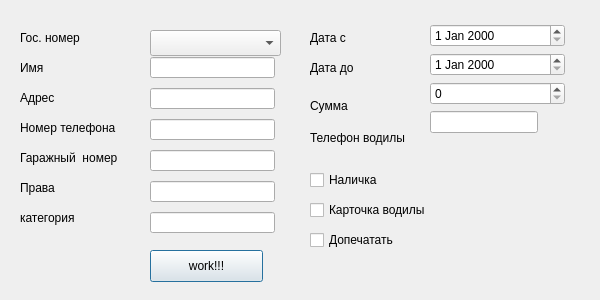
KashN9sh/Ya-taxi-way2pdf, file product_scraper/product_scraper/spiders/putevka.ui: the form before one commit.
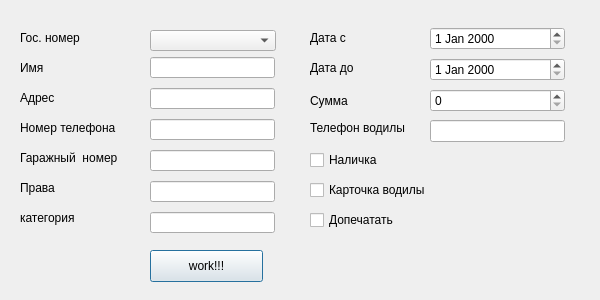
The form after the commit.

Patch:
```diff
--- a/product_scraper/product_scraper/spiders/putevka.ui
+++ b/product_scraper/product_scraper/spiders/putevka.ui
@@ -221,7 +221,7 @@
      <x>310</x>
      <y>90</y>
      <width>60</width>
-     <height>31</height>
+     <height>21</height>
     </rect>
    </property>
    <property name="text">
@@ -232,7 +232,7 @@
    <property name="geometry">
     <rect>
      <x>310</x>
-     <y>130</y>
+     <y>120</y>
      <width>111</width>
      <height>16</height>
     </rect>
@@ -245,7 +245,7 @@
    <property name="geometry">
     <rect>
      <x>310</x>
-     <y>200</y>
+     <y>180</y>
      <width>141</width>
      <height>20</height>
     </rect>
@@ -254,20 +254,59 @@
     <string>Карточка водилы</string>
    </property>
   </widget>
-  <widget class="QWidget" name="layoutWidget">
+  <widget class="QCheckBox" name="checkBoxNalichka">
+   <property name="geometry">
+    <rect>
+     <x>310</x>
+     <y>150</y>
+     <width>141</width>
+     <height>20</height>
+    </rect>
+   </property>
+   <property name="text">
+    <string>Наличка</string>
+   </property>
+  </widget>
+  <widget class="QComboBox" name="gosNum">
+   <property name="geometry">
+    <rect>
+     <x>150</x>
+     <y>30</y>
+     <width>126</width>
+     <height>21</height>
+    </rect>
+   </property>
+  </widget>
+  <widget class="QCheckBox" name="checkBoxPlusPrint">
+   <property name="geometry">
+    <rect>
+     <x>310</x>
+     <y>210</y>
+     <width>141</width>
+     <height>20</height>
+    </rect>
+   </property>
+   <property name="text">
+    <string>Допечатать</string>
+   </property>
+  </widget>
+  <widget class="QWidget" name="">
    <property name="geometry">
     <rect>
      <x>430</x>
-     <y>24</y>
+     <y>25</y>
      <width>135</width>
-     <height>131</height>
+     <height>121</height>
     </rect>
    </property>
-   <layout class="QFormLayout" name="formLayout">
-    <item row="3" column="0">
-     <widget class="QLineEdit" name="lineEditPhoneOfVodila"/>
+   <layout class="QVBoxLayout" name="verticalLayout">
+    <item>
+     <widget class="QDateEdit" name="dateEditFrom"/>
     </item>
-    <item row="2" column="0" colspan="2">
+    <item>
+     <widget class="QDateEdit" name="dateEditTo"/>
+    </item>
+    <item>
      <widget class="QSpinBox" name="spinBoxSumm">
       <property name="maximum">
        <number>3000</number>
@@ -277,50 +316,11 @@
       </property>
      </widget>
     </item>
-    <item row="1" column="0" colspan="2">
-     <widget class="QDateEdit" name="dateEditTo"/>
-    </item>
-    <item row="0" column="0" colspan="2">
-     <widget class="QDateEdit" name="dateEditFrom"/>
+    <item>
+     <widget class="QLineEdit" name="lineEditPhoneOfVodila"/>
     </item>
    </layout>
   </widget>
-  <widget class="QCheckBox" name="checkBoxNalichka">
-   <property name="geometry">
-    <rect>
-     <x>310</x>
-     <y>170</y>
-     <width>141</width>
-     <height>20</height>
-    </rect>
-   </property>
-   <property name="text">
-    <string>Наличка</string>
-   </property>
-  </widget>
-  <widget class="QComboBox" name="gosNum">
-   <property name="geometry">
-    <rect>
-     <x>150</x>
-     <y>30</y>
-     <width>131</width>
-     <height>26</height>
-    </rect>
-   </property>
-  </widget>
-  <widget class="QCheckBox" name="checkBoxPlusPrint">
-   <property name="geometry">
-    <rect>
-     <x>310</x>
-     <y>230</y>
-     <width>141</width>
-     <height>20</height>
-    </rect>
-   </property>
-   <property name="text">
-    <string>Допечатать</string>
-   </property>
-  </widget>
  </widget>
  <resources/>
  <connections/>
```
